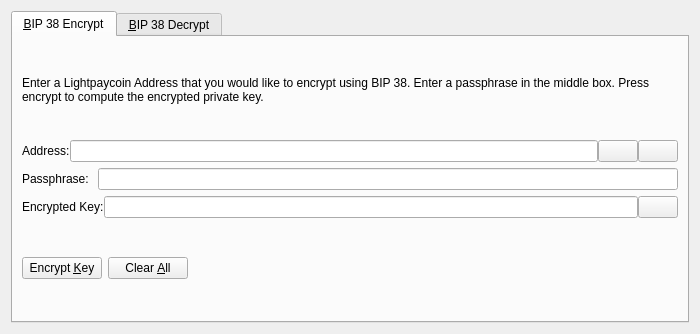
Above: src/qt/forms/bip38tooldialog.ui from vpcproject/ValinorCoin before the change. Below: the same form after it.
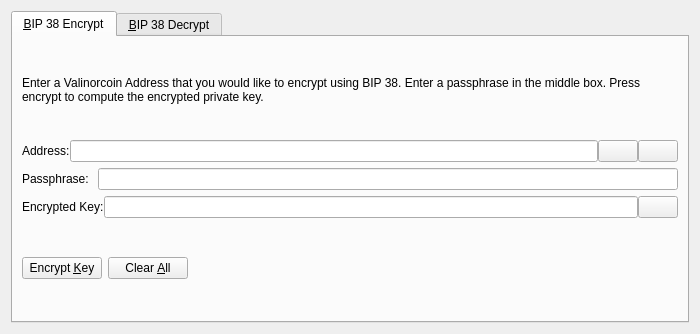
That is the form after the change. The open tabs and pages were chosen to show the change. Icons and pictures are not drawn. Custom widgets are drawn as their Qt base class.

Patch:
```diff
--- a/src/qt/forms/bip38tooldialog.ui
+++ b/src/qt/forms/bip38tooldialog.ui
@@ -30,7 +30,7 @@
        <item>
         <widget class="QLabel" name="infoLabel_ENC">
          <property name="text">
-          <string>Enter a Lightpaycoin Address that you would like to encrypt using BIP 38. Enter a passphrase in the middle box. Press encrypt to compute the encrypted private key.</string>
+          <string>Enter a Valinorcoin Address that you would like to encrypt using BIP 38. Enter a passphrase in the middle box. Press encrypt to compute the encrypted private key.</string>
          </property>
          <property name="textFormat">
           <enum>Qt::PlainText</enum>
```
Left out of the diff: 16 changed lines with no effect on the pictures.
